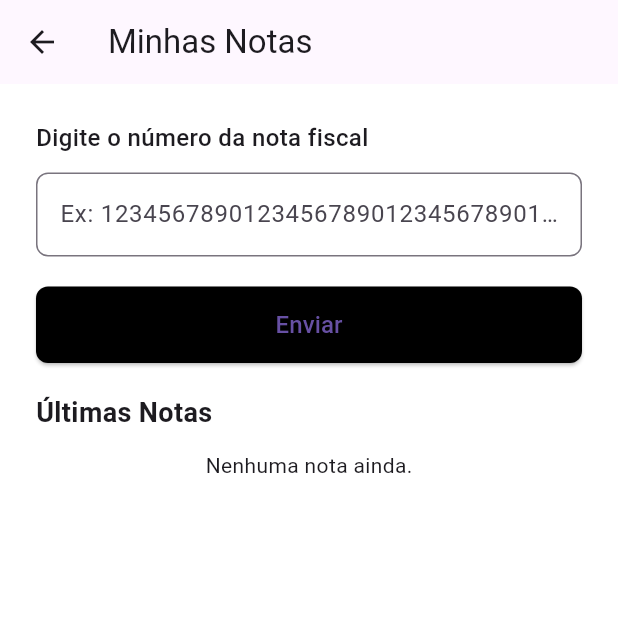
After one commit to Tmeler/intercargo, a Flutter app: the screen it shows after launch, item 2 of the bottom bar chosen, on a phone screen of 412 x 824 dp, the top half of it. The commit adds this screen. Run offline on Flutter 3.47's test engine with Material 3 defaults, Android fonts, the phone set to English and light mode, and no system bars; our stand-ins replace camera; missing offline and left inert: mobile_scanner.

Commit message:
Ajuste primeira e segunda pagina

```diff
--- /dev/null
+++ b/lib/invoice_note.dart
@@ -0,0 +1,11 @@
+class InvoiceNote {
+  final String valor;
+  final String produto;
+  final String dataEmissao;
+
+  InvoiceNote({
+    required this.valor,
+    required this.produto,
+    required this.dataEmissao,
+  });
+}
--- /dev/null
+++ b/lib/minhas_notas.dart
@@ -0,0 +1,109 @@
+import 'package:flutter/material.dart';
+import 'package:intercargo/invoice_note.dart';
+
+class MinhasNotasPage extends StatefulWidget {
+  final List<InvoiceNote> notinhas;
+
+  const MinhasNotasPage({Key? key, required this.notinhas}) : super(key: key);
+
+  @override
+  _MinhasNotasPageState createState() => _MinhasNotasPageState();
+}
+
+class _MinhasNotasPageState extends State<MinhasNotasPage> {
+  final TextEditingController _controller = TextEditingController();
+  String? _message;
+
+  void _submit() {
+    if (_controller.text.length != 44) {
+      setState(() {
+        _message = 'O número da nota deve conter 44 dígitos.';
+      });
+    } else {
+      setState(() {
+        _message = 'Nota enviada com sucesso!';
+      });
+    }
+  }
+
+  @override
+  Widget build(BuildContext context) {
+    return Scaffold(
+      appBar: AppBar(
+        title: Text('Minhas Notas'),
+      ),
+      body: Padding(
+        padding: const EdgeInsets.all(24.0),
+        child: Column(
+          crossAxisAlignment: CrossAxisAlignment.stretch,
+          children: [
+            Text(
+              'Digite o número da nota fiscal',
+              style: TextStyle(fontSize: 16, fontWeight: FontWeight.w500),
+            ),
+            SizedBox(height: 12),
+            TextField(
+              controller: _controller,
+              maxLength: 44,
+              keyboardType: TextInputType.number,
+              decoration: InputDecoration(
+                hintText: 'Ex: 12345678901234567890123456789012345678901234',
+                counterText: '',
+                border: OutlineInputBorder(
+                  borderRadius: BorderRadius.circular(8),
+                ),
+              ),
+            ),
+            if (_message != null) ...[
+              SizedBox(height: 12),
+              Text(
+                _message!,
+                style: TextStyle(
+                  color: _message == 'Nota enviada com sucesso!'
+                      ? Colors.green
+                      : Colors.red,
+                  fontWeight: FontWeight.bold,
+                ),
+              ),
+            ],
+            SizedBox(height: 20),
+            ElevatedButton(
+              onPressed: _submit,
+              style: ElevatedButton.styleFrom(
+                backgroundColor: Colors.black,
+                padding: EdgeInsets.symmetric(vertical: 14),
+                shape: RoundedRectangleBorder(
+                  borderRadius: BorderRadius.circular(8),
+                ),
+              ),
+              child: Text(
+                'Enviar',
+                style: TextStyle(fontSize: 16),
+              ),
+            ),
+            SizedBox(height: 20),
+            Text(
+              'Últimas Notas',
+              style: TextStyle(fontSize: 18, fontWeight: FontWeight.bold),
+            ),
+            SizedBox(height: 12),
+            widget.notinhas.isEmpty
+                ? Center(child: Text('Nenhuma nota ainda.'))
+                : ListView.builder(
+                    shrinkWrap: true,
+                    itemCount: widget.notinhas.length,
+                    itemBuilder: (context, index) {
+                      final note = widget.notinhas[index];
+                      return ListTile(
+                        title: Text(note.produto),
+                        subtitle: Text('Valor: ${note.valor}'),
+                        trailing: Text(note.dataEmissao),
+                      );
+                    },
+                  ),
+          ],
+        ),
+      ),
+    );
+  }
+}
```
Also changed, not shown: lib/main.dart (+165 -135 lines), lib/scanner_pag.dart (added, +94 -0 lines), pubspec.yaml (+12 -3 lines), pubspec.lock, 22 other files.
